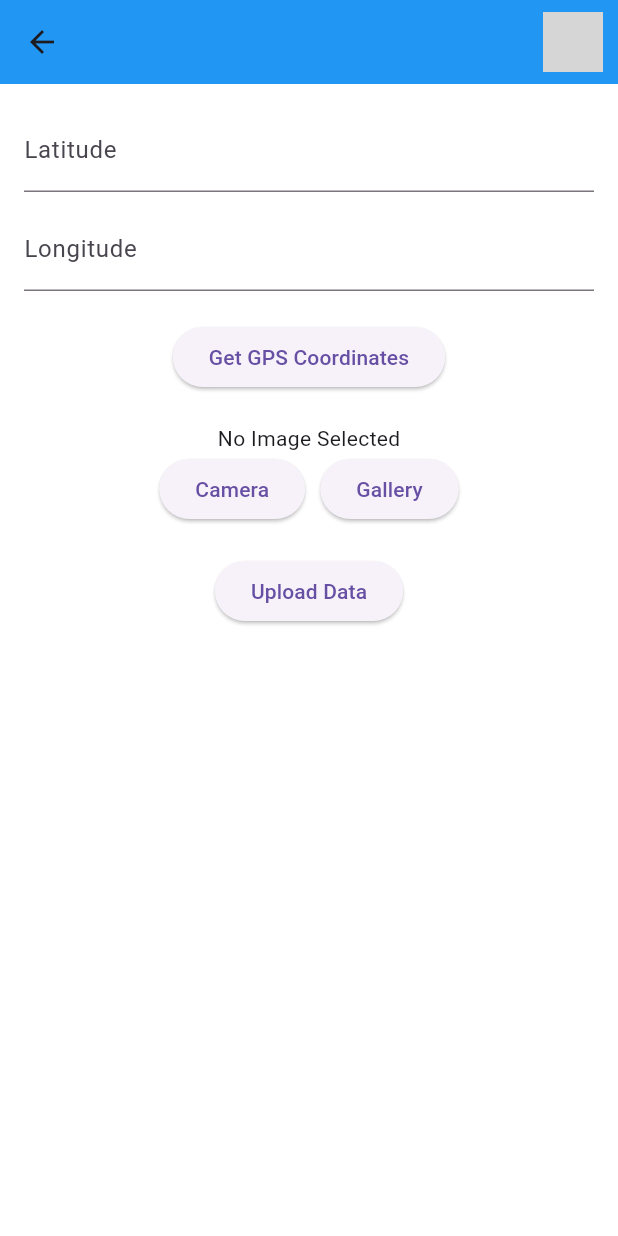
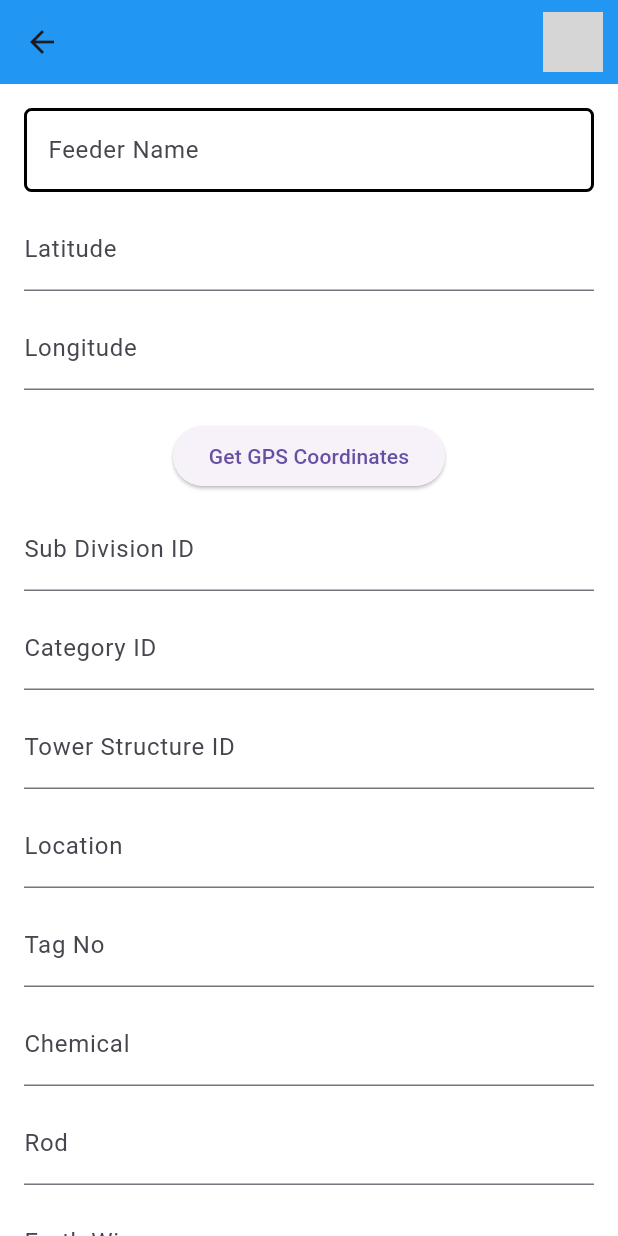
Before and after one commit to barqaab-sohail/gepco_flutter, a Flutter app: the EarthingTableView screen opened directly with empty values, on a phone screen of 412 x 824 dp. Run offline on Flutter 3.47's test engine with Material 3 defaults, Android fonts, the phone set to English and light mode, and no system bars; our stand-ins replace dropdown_search, geolocator, get, get_storage, image_cropper, image_picker and 1 more; accounts and stored records are empty; network calls fail; grey boxes are pictures that could not be loaded.

Commit message:
06-04-2025

```diff
--- a/lib/services/api/end_points.dart
+++ b/lib/services/api/end_points.dart
@@ -6,5 +6,4 @@ class EndPoints {
   static const String divisions = 'gepco/divisions';
   static const String subdivisions = 'gepco/subdivisions';
   static const String feeders = 'gepco/feeders';
-  static const String save = 'gepco/save';
 }
--- a/lib/views/earthing_table_view.dart
+++ b/lib/views/earthing_table_view.dart
@@ -24,9 +24,22 @@ class _EarthingTableViewState extends State<EarthingTableView> {
   String? userName;
   String? pictureUrl;
   String? token;
+  late String feederName;
+  late String feederId;
+
+  // Controllers for all fields
   TextEditingController latitudeController = TextEditingController();
   TextEditingController longitudeController = TextEditingController();
-  TextEditingController feederNameController = TextEditingController();
+  TextEditingController subDivisionIdController = TextEditingController();
+  TextEditingController categoryIdController = TextEditingController();
+  TextEditingController towerStructureIdController = TextEditingController();
+  TextEditingController locationController = TextEditingController();
+  TextEditingController tageNoController = TextEditingController();
+  TextEditingController chemicalController = TextEditingController();
+  TextEditingController rodController = TextEditingController();
+  TextEditingController earthWireController = TextEditingController();
+  TextEditingController earthingBeforeController = TextEditingController();
+  TextEditingController earthingAfterController = TextEditingController();
 
   // Function to pick and crop image
   Future<void> _pickImage(ImageSource source) async {
@@ -136,49 +149,99 @@ class _EarthingTableViewState extends State<EarthingTableView> {
     });
   }
 
-  // Function to upload image and coordinates
+  // Function to upload image and data
   Future<void> _uploadData() async {
-    if (_image == null ||
-        latitudeController.text.isEmpty ||
-        longitudeController.text.isEmpty) {
+    try {
+      // First validate all required fields
+      if (_image == null) {
+        ScaffoldMessenger.of(
+          context,
+        ).showSnackBar(SnackBar(content: Text('Please select an image')));
+        return;
+      }
+
+      // Check all required fields are filled
+      final requiredControllers = {
+        'Category ID': categoryIdController,
+        'Tower Structure ID': towerStructureIdController,
+        'Tag No': tageNoController,
+        'Chemical': chemicalController,
+        'Rod': rodController,
+        'Earth Wire': earthWireController,
+        'Earthing After': earthingAfterController,
+      };
+
+      final missingFields =
+          requiredControllers.entries
+              .where((entry) => entry.value.text.isEmpty)
+              .map((entry) => entry.key)
+              .toList();
+
+      if (missingFields.isNotEmpty) {
         ScaffoldMessenger.of(context).showSnackBar(
-        SnackBar(content: Text('Please get coordinates and select an image')),
+          SnackBar(
+            content: Text(
+              'Missing required fields: ${missingFields.join(', ')}',
+            ),
+          ),
         );
         return;
       }
 
       var request = http.MultipartRequest(
         'POST',
-      Uri.parse(BaseApi.baseURL + EndPoints.save),
+        Uri.parse(BaseApi.baseURL + EndPoints.earthingDetail),
       );
-    // Add the Bearer token to headers
+
       request.headers['Authorization'] = 'Bearer $token';
-    request.headers['Accept'] =
-        'application/json'; // Add other headers if needed
+      request.headers['Accept'] = 'application/json';
 
-    request.fields['latitude'] = latitudeController.text;
-    request.fields['longitude'] = longitudeController.text;
-    request.files.add(await http.MultipartFile.fromPath('image', _image!.path));
+      // Add all fields - EXACTLY matching Laravel expectations
+      request.fields.addAll({
+        'feeder_id': feederId, // From Get.arguments
+        'category_id': categoryIdController.text,
+        'tower_structure_id': towerStructureIdController.text,
+        'latitude': latitudeController.text,
+        'longitude': longitudeController.text,
+        'tage_no': tageNoController.text, // Note the spelling matches Laravel
+        'chemical': chemicalController.text,
+        'rod': rodController.text,
+        'earth_wire': earthWireController.text,
+        'earthing_after': earthingAfterController.text,
+        // Optional fields
+        'location': locationController.text,
+        'earthing_before': earthingBeforeController.text,
+      });
+
+      // Add image
+      request.files.add(
+        await http.MultipartFile.fromPath('image', _image!.path),
+      );
+
+      // Debug print
+      print('Sending fields: ${request.fields}');
 
       var response = await request.send();
+      final responseBody = await response.stream.bytesToString();
+
+      print('Response status: ${response.statusCode}');
+      print('Response body: $responseBody');
 
       if (response.statusCode == 200) {
         ScaffoldMessenger.of(
           context,
         ).showSnackBar(SnackBar(content: Text('Upload successful!')));
-
-      setState(() {
-        // Clear all fields after successful upload
-        latitudeController.clear();
-        longitudeController.clear();
-        _image = null;
-      });
+        // Clear fields...
       } else {
-      print(Uri.parse(BaseApi.baseURL + EndPoints.save));
+        ScaffoldMessenger.of(context).showSnackBar(
+          SnackBar(content: Text('Upload failed! Error: $responseBody')),
+        );
+      }
+    } catch (e) {
+      print('Exception during upload: $e');
       ScaffoldMessenger.of(
         context,
-      ).showSnackBar(SnackBar(content: Text('Upload failed!')));
-      print(request.headers['Authorization'].toString());
+      ).showSnackBar(SnackBar(content: Text('Error: ${e.toString()}')));
     }
   }
 
@@ -187,7 +250,7 @@ class _EarthingTableViewState extends State<EarthingTableView> {
     setState(() {
       userName = userData["userName"] ?? "Guest";
       pictureUrl = userData["picture"] ?? "https://via.placeholder.com/50";
-      token = userData["token"]; // Default image
+      token = userData["token"];
     });
   }
 
@@ -195,6 +258,11 @@ class _EarthingTableViewState extends State<EarthingTableView> {
   void initState() {
     super.initState();
     _loadUserData();
+
+    // Get feeder data from arguments
+    final Map<String, dynamic> feederData = Get.arguments;
+    feederName = feederData['name'];
+    feederId = feederData['id'].toString();
   }
 
   @override
@@ -203,20 +271,32 @@ class _EarthingTableViewState extends State<EarthingTableView> {
       borderSide: const BorderSide(width: 2.0, style: BorderStyle.solid),
       borderRadius: BorderRadius.circular(5),
     );
-    final Map<String, dynamic> divisionData = Get.arguments;
-    final String divisionName = divisionData['name']; // Extract Division Name
+
     return Scaffold(
       backgroundColor: Colors.white,
       appBar: CustomAppBar(
-        title: divisionName,
+        title: feederName,
         pictureUrl: pictureUrl,
         onLogout: _logout,
       ),
-      body: Center(
-        child: Padding(
+      body: SingleChildScrollView(
         padding: EdgeInsets.all(16.0),
         child: Column(
           children: [
+            // Display feeder ID (read-only)
+            TextFormField(
+              initialValue: feederName,
+              decoration: InputDecoration(
+                labelText: 'Feeder Name',
+                border: border,
+                enabledBorder: border,
+                focusedBorder: border,
+              ),
+              readOnly: true,
+            ),
+            SizedBox(height: 10),
+
+            // Location fields
             TextFormField(
               controller: latitudeController,
               decoration: InputDecoration(labelText: 'Latitude'),
@@ -233,6 +313,60 @@ class _EarthingTableViewState extends State<EarthingTableView> {
               onPressed: _getCurrentLocation,
               child: Text('Get GPS Coordinates'),
             ),
+
+            // Other input fields
+            SizedBox(height: 10),
+            TextFormField(
+              controller: subDivisionIdController,
+              decoration: InputDecoration(labelText: 'Sub Division ID'),
+            ),
+            SizedBox(height: 10),
+            TextFormField(
+              controller: categoryIdController,
+              decoration: InputDecoration(labelText: 'Category ID'),
+            ),
+            SizedBox(height: 10),
+            TextFormField(
+              controller: towerStructureIdController,
+              decoration: InputDecoration(labelText: 'Tower Structure ID'),
+            ),
+            SizedBox(height: 10),
+            TextFormField(
+              controller: locationController,
+              decoration: InputDecoration(labelText: 'Location'),
+            ),
+            SizedBox(height: 10),
+            TextFormField(
+              controller: tageNoController,
+              decoration: InputDecoration(labelText: 'Tag No'),
+            ),
+            SizedBox(height: 10),
+            TextFormField(
+              controller: chemicalController,
+              decoration: InputDecoration(labelText: 'Chemical'),
+            ),
+            SizedBox(height: 10),
+            TextFormField(
+              controller: rodController,
+              decoration: InputDecoration(labelText: 'Rod'),
+            ),
+            SizedBox(height: 10),
+            TextFormField(
+              controller: earthWireController,
+              decoration: InputDecoration(labelText: 'Earth Wire'),
+            ),
+            SizedBox(height: 10),
+            TextFormField(
+              controller: earthingBeforeController,
+              decoration: InputDecoration(labelText: 'Earthing Before'),
+            ),
+            SizedBox(height: 10),
+            TextFormField(
+              controller: earthingAfterController,
+              decoration: InputDecoration(labelText: 'Earthing After'),
+            ),
+
+            // Image section
             SizedBox(height: 20),
             _image != null
                 ? Image.file(_image!, height: 100)
@@ -251,13 +385,11 @@ class _EarthingTableViewState extends State<EarthingTableView> {
                 ),
               ],
             ),
+
+            // Upload button
             SizedBox(height: 20),
-              ElevatedButton(
-                onPressed: _uploadData,
-                child: Text('Upload Data'),
-              ),
+            ElevatedButton(onPressed: _uploadData, child: Text('Upload Data')),
           ],
-          ),
         ),
       ),
     );
```
Lines whose indentation alone changed are shown as unchanged.
